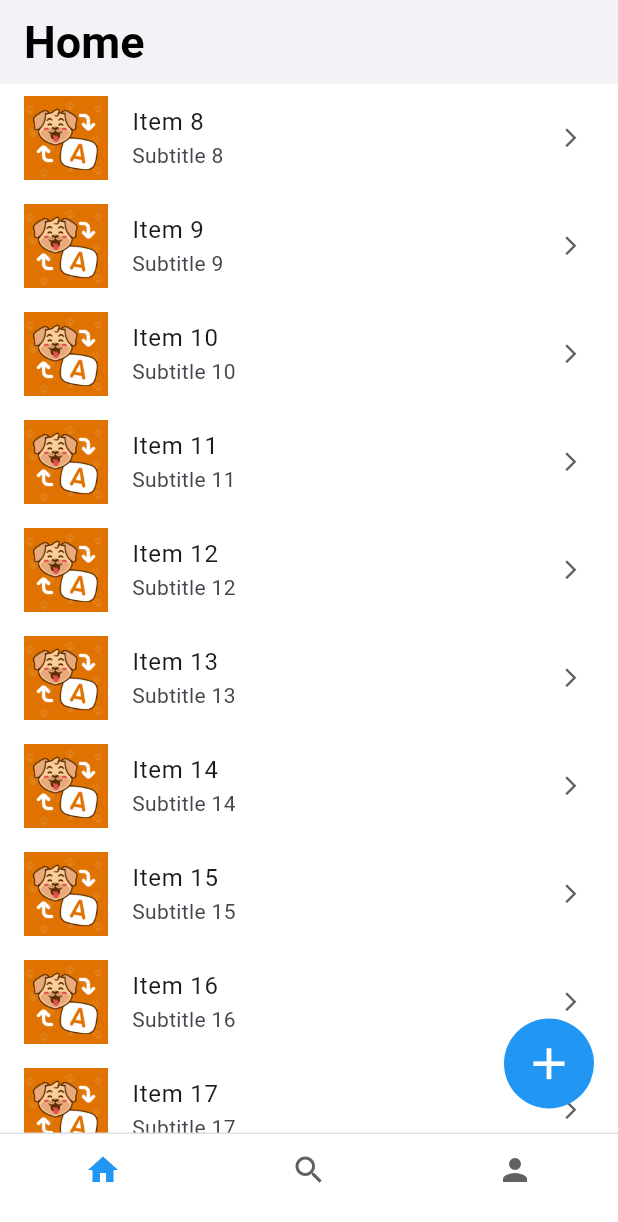
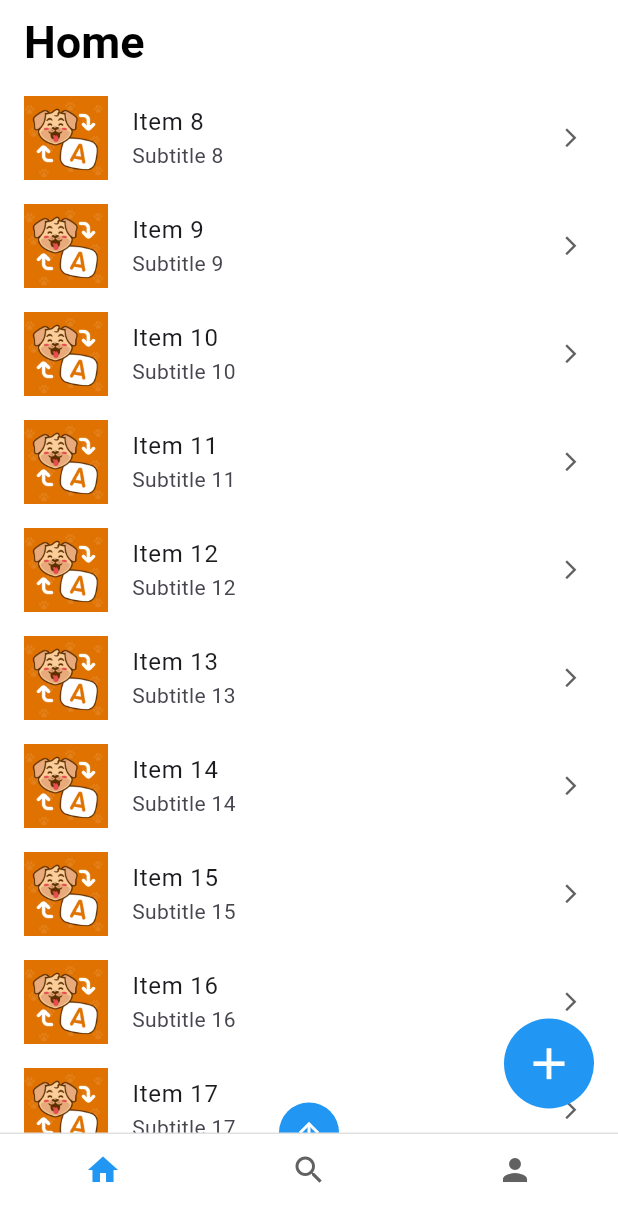
Before and after one commit to Leqdung1/some_animation_flutter, a Flutter app: the screen it shows after launch, scrolled down 576 dp, on a phone screen of 412 x 824 dp. Shown: the top 1222 px of the screen. Run offline on Flutter 3.47's test engine with Material 3 defaults, Android fonts, the phone set to English and light mode, and no system bars.

Commit message:
Refactor home screen to include scroll functionality

```diff
--- a/lib/main.dart
+++ b/lib/main.dart
@@ -18,6 +18,7 @@ class MyApp extends StatelessWidget {
         colorScheme: ColorScheme.fromSeed(seedColor: Colors.deepPurple),
         scaffoldBackgroundColor: Colors.white,
         appBarTheme: AppBarTheme(
+          surfaceTintColor: Colors.white,
           backgroundColor: Colors.white,
           elevation: 0,
           titleTextStyle: TextStyle(
@@ -30,7 +31,4 @@ class MyApp extends StatelessWidget {
       home: const MainScreen(),
     );
   }
-
-
-
 }
--- a/lib/main_screen.dart
+++ b/lib/main_screen.dart
@@ -61,6 +61,4 @@ class _MainScreenState extends State<MainScreen> {
       },
     );
   }
-
-
 }
--- a/lib/screen/home_screen.dart
+++ b/lib/screen/home_screen.dart
@@ -14,6 +14,8 @@ class _HomeScreenState extends State<HomeScreen> with TickerProviderStateMixin {
   late final AnimationController controller;
   late Animation<double> animation;
   late Animation<double> translateAnimation;
+  final ScrollController scrollController = ScrollController();
+  final ValueNotifier<double> scrollPosition = ValueNotifier(0);
 
   @override
   void initState() {
@@ -28,11 +30,15 @@ class _HomeScreenState extends State<HomeScreen> with TickerProviderStateMixin {
       end: 0,
     ).animate(CurvedAnimation(parent: controller, curve: Curves.easeOutBack));
     controller.forward();
+    scrollController.addListener(() {
+      scrollPosition.value = scrollController.position.pixels;
+    });
   }
 
   @override
   void dispose() {
     controller.dispose();
+    scrollController.dispose();
     super.dispose();
   }
 
@@ -40,8 +46,12 @@ class _HomeScreenState extends State<HomeScreen> with TickerProviderStateMixin {
   Widget build(BuildContext context) {
     return Scaffold(
       appBar: AppBar(title: Text('Home')),
-      body: ListView.builder(
-        itemCount: 50,
+      body: Stack(
+        children: [
+          ListView.builder(
+            physics: BouncingScrollPhysics(),
+            controller: scrollController,
+            itemCount: 200,
             itemBuilder: (context, index) {
               return ListTile(
                 leading: Image.asset('assets/images/img_dog.jpg'),
@@ -52,31 +62,67 @@ class _HomeScreenState extends State<HomeScreen> with TickerProviderStateMixin {
                   size: 15,
                   color: Colors.grey.shade700,
                 ),
-            onTap: () {},
+                onTap: () {
+                  // Move to detail screen
+                },
               );
             },
+          ),
+          ValueListenableBuilder(
+            valueListenable: scrollPosition,
+            builder: (context, value, child) {
+              return AnimatedPositioned(
+                duration: Duration(milliseconds: 500),
+                curve: Curves.easeInOut,
+                bottom: value > 100 ? 20 : -100,
+                left: 0,
+                right: 0,
+                child: _buildFloatingActionButton(
+                  icon: Icons.arrow_upward,
+                  onTap: () {
+                    scrollController.animateTo(
+                      0,
+                      duration: Duration(milliseconds: 300),
+                      curve: Curves.easeInOut,
+                    );
+                  },
+                  size: 40,
+                  iconSize: 20,
+                ),
+              );
+            },
+          ),
+        ],
       ),
       floatingActionButton: AnimatedBuilder(
         animation: controller,
         builder: (context, child) {
           return Transform.translate(
             offset: Offset(0, translateAnimation.value * 2),
-            child: _buildFloatingActionButton(),
+            child: _buildFloatingActionButton(
+              icon: Icons.add,
+              onTap: () {
+                context.showHomeModalBottomSheet();
+              },
+            ),
           );
         },
       ),
     );
   }
 
-  Widget _buildFloatingActionButton() {
+  Widget _buildFloatingActionButton({
+    required VoidCallback onTap,
+    required IconData icon,
+    double? size,
+    double? iconSize,
+  }) {
     final ValueNotifier<bool> onTapDown = ValueNotifier(false);
     return ValueListenableBuilder(
       valueListenable: onTapDown,
       builder: (context, value, child) {
         return GestureDetector(
-          onTap: () {
-            context.showHomeModalBottomSheet();
-          },
+          onTap: onTap,
           onTapDown: (details) {
             onTapDown.value = true;
           },
@@ -87,15 +133,15 @@ class _HomeScreenState extends State<HomeScreen> with TickerProviderStateMixin {
             onTapDown.value = false;
           },
           child: Container(
-            width: 60,
-            height: 60,
+            width: size ?? 60,
+            height: size ?? 60,
             decoration: BoxDecoration(
               color: value ? Colors.blue.shade200 : Colors.blue,
               shape: BoxShape.circle,
             ),
             child: Transform.rotate(
               angle: animation.value * 2 * pi,
-              child: Icon(Icons.add, color: Colors.white, size: 35),
+              child: Icon(icon, color: Colors.white, size: iconSize ?? 35),
             ),
           ),
         );
```
Also changed, not shown: lib/modal_bottom_sheet/home_modal_bottom_sheet.dart (+28 -10 lines), lib/widgets/button/app_button.dart (added, +67 -0 lines). Lines whose indentation alone changed are shown as unchanged.
